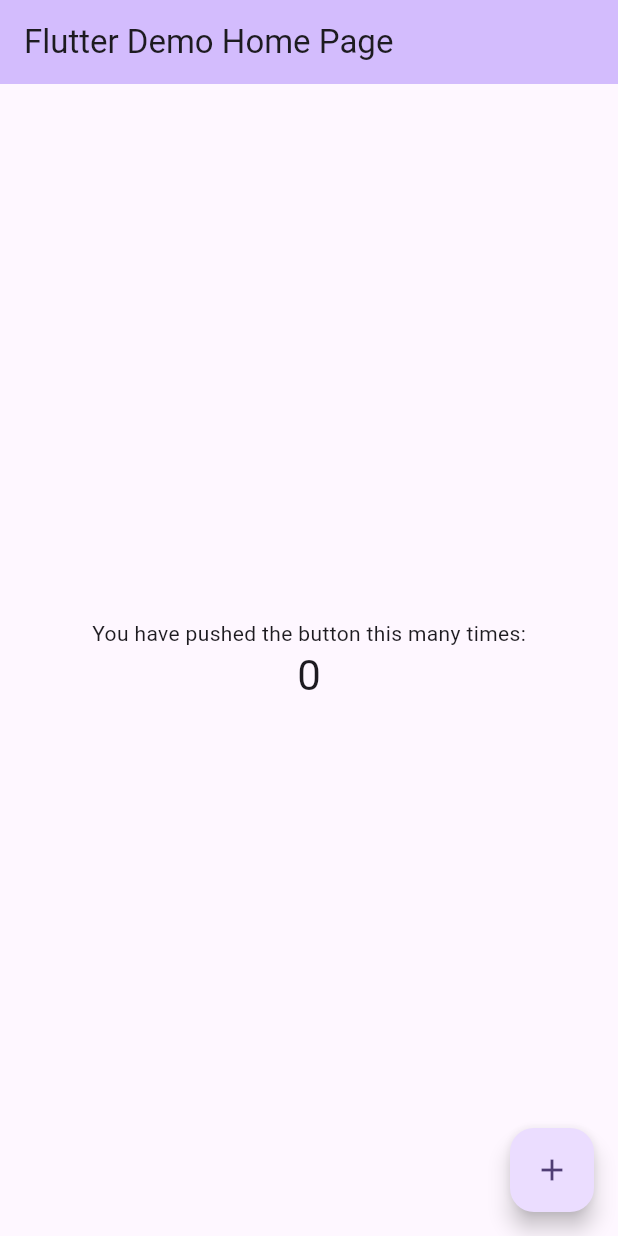
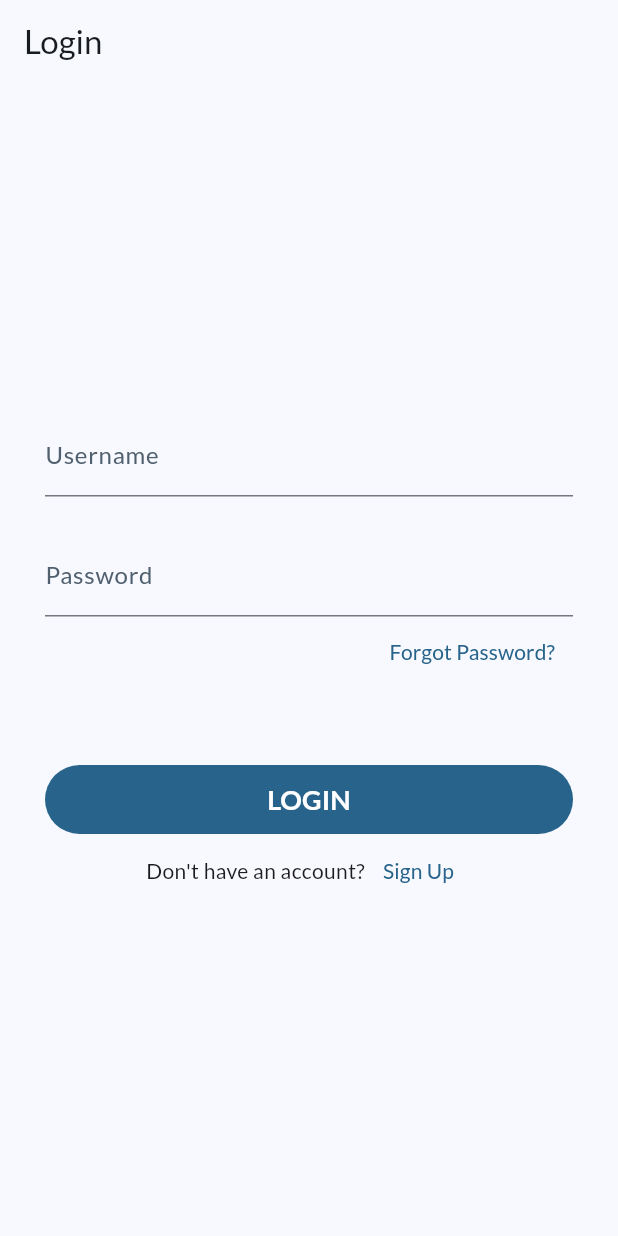
Before and after one commit to Pratham1803/TodoNest, a Flutter app: the screen it shows after launch, on a phone screen of 412 x 824 dp. Run offline on Flutter 3.47's test engine with Material 3 defaults, Android fonts, the phone set to English and light mode, and no system bars; our stand-ins replace google_fonts.

Commit message:
login and signup Screen design done

```diff
--- a/todo/lib/main.dart
+++ b/todo/lib/main.dart
@@ -1,125 +1,33 @@
 import 'package:flutter/material.dart';
+import 'package:google_fonts/google_fonts.dart';
+import 'package:todo/screen/login.dart';
+
+final theme = ThemeData(
+  useMaterial3: true,
+  colorScheme: ColorScheme.fromSeed(
+    seedColor: Colors.lightBlue,
+    brightness: Brightness.light,
+  ),
+  textTheme: GoogleFonts.latoTextTheme(),
+);
 
 void main() {
-  runApp(const MyApp());
+  runApp(
+    const MyApp(),
+  );
 }
 
 class MyApp extends StatelessWidget {
   const MyApp({super.key});
-
-  // This widget is the root of your application.
   @override
   Widget build(BuildContext context) {
     return MaterialApp(
-      title: 'Flutter Demo',
-      theme: ThemeData(
-        // This is the theme of your application.
-        //
-        // TRY THIS: Try running your application with "flutter run". You'll see
-        // the application has a purple toolbar. Then, without quitting the app,
-        // try changing the seedColor in the colorScheme below to Colors.green
-        // and then invoke "hot reload" (save your changes or press the "hot
-        // reload" button in a Flutter-supported IDE, or press "r" if you used
-        // the command line to start the app).
-        //
-        // Notice that the counter didn't reset back to zero; the application
-        // state is not lost during the reload. To reset the state, use hot
-        // restart instead.
-        //
-        // This works for code too, not just values: Most code changes can be
-        // tested with just a hot reload.
-        colorScheme: ColorScheme.fromSeed(seedColor: Colors.deepPurple),
-        useMaterial3: true,
+      theme: theme,
+      darkTheme: ThemeData.dark(),
+      themeMode: ThemeMode.light,
+      home: Scaffold(
+        body: LoginScreen(),
       ),
-      home: const MyHomePage(title: 'Flutter Demo Home Page'),
     );
   }
 }
-
-class MyHomePage extends StatefulWidget {
-  const MyHomePage({super.key, required this.title});
-
-  // This widget is the home page of your application. It is stateful, meaning
-  // that it has a State object (defined below) that contains fields that affect
-  // how it looks.
-
-  // This class is the configuration for the state. It holds the values (in this
-  // case the title) provided by the parent (in this case the App widget) and
-  // used by the build method of the State. Fields in a Widget subclass are
-  // always marked "final".
-
-  final String title;
-
-  @override
-  State<MyHomePage> createState() => _MyHomePageState();
-}
-
-class _MyHomePageState extends State<MyHomePage> {
-  int _counter = 0;
-
-  void _incrementCounter() {
-    setState(() {
-      // This call to setState tells the Flutter framework that something has
-      // changed in this State, which causes it to rerun the build method below
-      // so that the display can reflect the updated values. If we changed
-      // _counter without calling setState(), then the build method would not be
-      // called again, and so nothing would appear to happen.
-      _counter++;
-    });
-  }
-
-  @override
-  Widget build(BuildContext context) {
-    // This method is rerun every time setState is called, for instance as done
-    // by the _incrementCounter method above.
-    //
-    // The Flutter framework has been optimized to make rerunning build methods
-    // fast, so that you can just rebuild anything that needs updating rather
-    // than having to individually change instances of widgets.
-    return Scaffold(
-      appBar: AppBar(
-        // TRY THIS: Try changing the color here to a specific color (to
-        // Colors.amber, perhaps?) and trigger a hot reload to see the AppBar
-        // change color while the other colors stay the same.
-        backgroundColor: Theme.of(context).colorScheme.inversePrimary,
-        // Here we take the value from the MyHomePage object that was created by
-        // the App.build method, and use it to set our appbar title.
-        title: Text(widget.title),
-      ),
-      body: Center(
-        // Center is a layout widget. It takes a single child and positions it
-        // in the middle of the parent.
-        child: Column(
-          // Column is also a layout widget. It takes a list of children and
-          // arranges them vertically. By default, it sizes itself to fit its
-          // children horizontally, and tries to be as tall as its parent.
-          //
-          // Column has various properties to control how it sizes itself and
-          // how it positions its children. Here we use mainAxisAlignment to
-          // center the children vertically; the main axis here is the vertical
-          // axis because Columns are vertical (the cross axis would be
-          // horizontal).
-          //
-          // TRY THIS: Invoke "debug painting" (choose the "Toggle Debug Paint"
-          // action in the IDE, or press "p" in the console), to see the
-          // wireframe for each widget.
-          mainAxisAlignment: MainAxisAlignment.center,
-          children: <Widget>[
-            const Text(
-              'You have pushed the button this many times:',
-            ),
-            Text(
-              '$_counter',
-              style: Theme.of(context).textTheme.headlineMedium,
-            ),
-          ],
-        ),
-      ),
-      floatingActionButton: FloatingActionButton(
-        onPressed: _incrementCounter,
-        tooltip: 'Increment',
-        child: const Icon(Icons.add),
-      ), // This trailing comma makes auto-formatting nicer for build methods.
-    );
-  }
-}
--- /dev/null
+++ b/todo/lib/screen/login.dart
@@ -0,0 +1,132 @@
+import 'package:flutter/material.dart';
+import 'package:todo/screen/home.dart';
+import 'package:todo/screen/signup.dart';
+
+class LoginScreen extends StatefulWidget {
+  const LoginScreen({super.key});
+
+  @override
+  State<LoginScreen> createState() => _LoginScreenState();
+}
+
+class _LoginScreenState extends State<LoginScreen> {
+  final TextEditingController _usernameController = TextEditingController();
+  final TextEditingController _passwordController = TextEditingController();
+
+  void _loginClick(BuildContext context) {
+    final username = _usernameController.text;
+    final password = _passwordController.text;
+
+    if (username.isEmpty || password.isEmpty) {
+      ScaffoldMessenger.of(context).showSnackBar(
+        const SnackBar(
+          content: Text('Please fill all the fields'),
+        ),
+      );
+      return;
+    }
+  }
+
+  @override
+  Widget build(BuildContext context) {
+    return Scaffold(
+      appBar: AppBar(
+        title: const Text('Login'),
+        backgroundColor: Theme.of(context).colorScheme.background,
+      ),
+      body: Padding(
+        padding: const EdgeInsets.symmetric(horizontal: 30),
+        child: Column(
+          mainAxisAlignment: MainAxisAlignment.center,
+          children: [
+            TextField(
+              controller: _usernameController,
+              decoration: InputDecoration(
+                labelText: 'Username',
+                labelStyle: TextStyle(
+                  color: Theme.of(context).colorScheme.secondary,
+                ),
+              ),
+              style: TextStyle(
+                color: Theme.of(context).colorScheme.primary,
+              ),
+            ),
+            const SizedBox(height: 24),
+            TextField(
+              controller: _passwordController,
+              obscureText: true,
+              decoration: InputDecoration(
+                labelText: 'Password',
+                labelStyle: TextStyle(
+                  color: Theme.of(context).colorScheme.secondary,
+                ),
+              ),
+              style: TextStyle(
+                color: Theme.of(context).colorScheme.primary,
+              ),
+            ),
+            Container(
+              alignment: Alignment.centerRight,
+              child: TextButton(
+                onPressed: () {},
+                child: const Text('Forgot Password?'),
+              ),
+            ),
+            const SizedBox(
+              height: 50,
+            ),
+            SizedBox(
+              width: double.infinity,
+              child: FilledButton(
+                onPressed: () {
+                  _loginClick(context);
+                },
+                style: ButtonStyle(
+                  padding: MaterialStateProperty.all(
+                    const EdgeInsets.symmetric(vertical: 10),
+                  ),
+                  backgroundColor: MaterialStateProperty.all(
+                    Theme.of(context).colorScheme.primary,
+                  ),
+                  foregroundColor: MaterialStateProperty.all(
+                    Theme.of(context).colorScheme.onPrimary,
+                  ),
+                ),
+                child: Text(
+                  'LOGIN',
+                  style: TextStyle(
+                      fontSize: 18,
+                      fontWeight: FontWeight.bold,
+                      color: Theme.of(context).colorScheme.onPrimary),
+                ),
+              ),
+            ),
+            Row(
+              mainAxisAlignment: MainAxisAlignment.center,
+              children: [
+                const Text('Don\'t have an account?'),
+                TextButton(
+                  onPressed: () {
+                    Navigator.push(
+                      context,
+                      MaterialPageRoute(
+                        builder: (context) => SignupScreen(),
+                      ),
+                    );
+                  },
+                  child: const Text('Sign Up'),
+                ),
+              ],
+            ),
+          ],
+        ),
+      ),
+    );
+  }
+}
+
+// class LoginScreen extends StatelessWidget {
+//   LoginScreen({super.key});
+
+
+// }
--- a/todo/pubspec.yaml
+++ b/todo/pubspec.yaml
@@ -35,6 +35,8 @@ dependencies:
   # The following adds the Cupertino Icons font to your application.
   # Use with the CupertinoIcons class for iOS style icons.
   cupertino_icons: ^1.0.8
+  google_fonts: ^6.2.1
+  transparent_image: ^2.0.1
 
 dev_dependencies:
   flutter_test:
```
Also changed, not shown: todo/lib/screen/home.dart (added, +17 -0 lines), todo/lib/screen/signup.dart (added, +132 -0 lines), todo/pubspec.lock, 6 other files.
